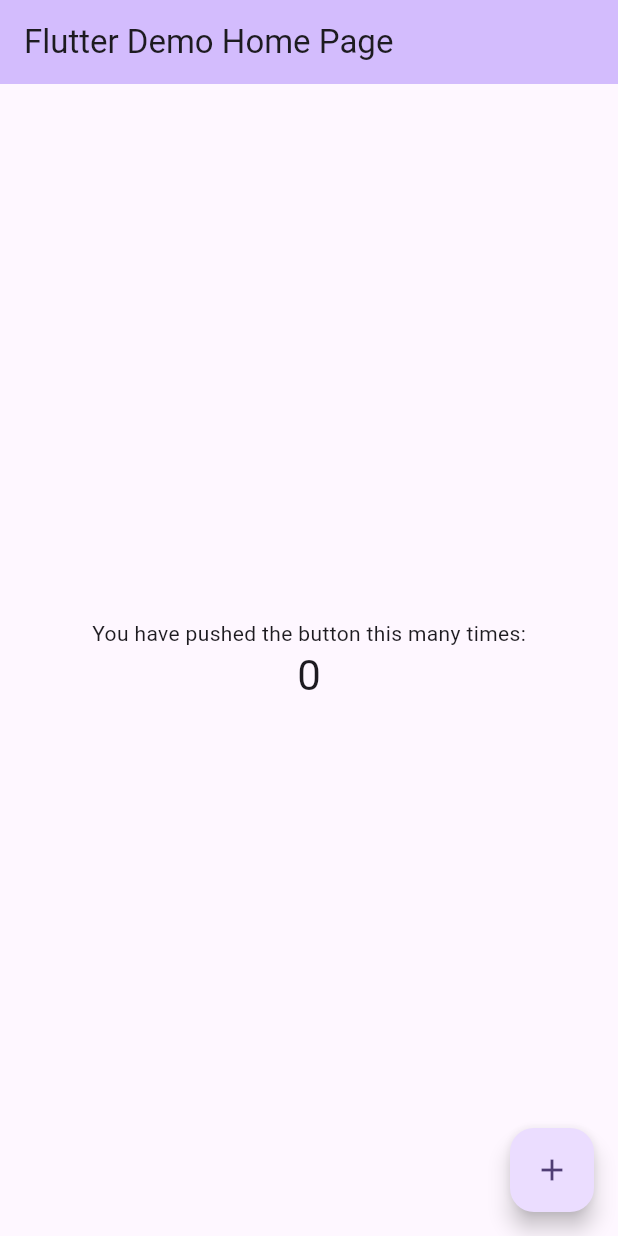
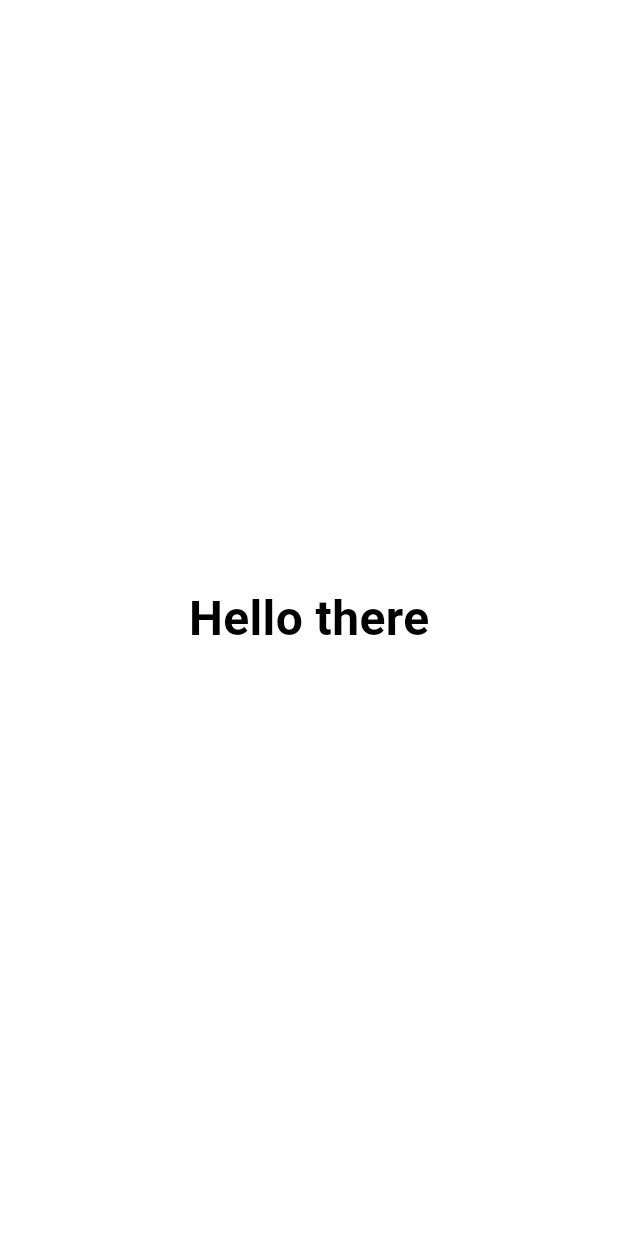
Before and after one commit to peterelia22/test-task, a Flutter app: the screen it shows after launch, on a phone screen of 412 x 824 dp. Run offline on Flutter 3.47's test engine with Material 3 defaults, Android fonts, the phone set to English and light mode, and no system bars; our stand-ins replace bloc, flutter_bloc.

Commit message:
Implement color changing feature using Bloc pattern in HomeView

```diff
--- /dev/null
+++ b/lib/features/home/presentation/manager/cubit/change_color_cubit.dart
@@ -0,0 +1,26 @@
+import 'dart:math';
+import 'package:bloc/bloc.dart';
+import 'package:flutter/material.dart';
+
+part 'change_color_state.dart';
+
+class ChangeColorCubit extends Cubit<ChangeColorState> {
+  ChangeColorCubit() : super(ChangeColorInitial());
+
+  final Random _random = Random();
+
+  void changeBackgroundColor() {
+    final Color newColor = generateRandomColor();
+    emit(ChangeColorUpdated(backgroundColor: newColor));
+  }
+
+  Color generateRandomColor() {
+    const int maxColorValue = 256;
+
+    final int red = _random.nextInt(maxColorValue);
+    final int green = _random.nextInt(maxColorValue);
+    final int blue = _random.nextInt(maxColorValue);
+
+    return Color.fromRGBO(red, green, blue, 1.0);
+  }
+}
--- /dev/null
+++ b/lib/features/home/presentation/manager/cubit/change_color_state.dart
@@ -0,0 +1,12 @@
+part of 'change_color_cubit.dart';
+
+@immutable
+sealed class ChangeColorState {}
+
+final class ChangeColorInitial extends ChangeColorState {}
+
+final class ChangeColorUpdated extends ChangeColorState {
+  ChangeColorUpdated({required this.backgroundColor});
+
+  final Color backgroundColor;
+}
--- /dev/null
+++ b/lib/features/home/presentation/views/home_view.dart
@@ -0,0 +1,16 @@
+import 'package:flutter/material.dart';
+import 'package:test_task/features/home/presentation/manager/cubit/change_color_cubit.dart';
+import 'package:test_task/features/home/presentation/views/widgets/home_view_body.dart';
+import 'package:flutter_bloc/flutter_bloc.dart';
+
+class HomeView extends StatelessWidget {
+  const HomeView({super.key});
+
+  @override
+  Widget build(BuildContext context) {
+    return BlocProvider(
+      create: (context) => ChangeColorCubit(),
+      child: const Scaffold(body: HomeViewBody()),
+    );
+  }
+}
--- /dev/null
+++ b/lib/features/home/presentation/views/widgets/home_view_body.dart
@@ -0,0 +1,75 @@
+import 'package:flutter/material.dart';
+import 'package:flutter_bloc/flutter_bloc.dart';
+import '../../manager/cubit/change_color_cubit.dart';
+
+class HomeViewBody extends StatelessWidget {
+  const HomeViewBody({super.key});
+
+  @override
+  Widget build(BuildContext context) {
+    return BlocBuilder<ChangeColorCubit, ChangeColorState>(
+      builder: (context, state) {
+        Color backgroundColor = Colors.white;
+        Color textColor = Colors.black;
+
+        if (state is ChangeColorUpdated) {
+          backgroundColor = state.backgroundColor;
+          textColor = _getTextColor(backgroundColor);
+        }
+
+        return GestureDetector(
+          onTap: () {
+            context.read<ChangeColorCubit>().changeBackgroundColor();
+          },
+          behavior: HitTestBehavior.opaque,
+          child: AnimatedContainer(
+            duration: const Duration(milliseconds: 300),
+            width: double.infinity,
+            height: double.infinity,
+            color: backgroundColor,
+            child: Center(
+              child: Column(
+                mainAxisAlignment: MainAxisAlignment.center,
+                children: [
+                  Text(
+                    'Hello there',
+                    style: TextStyle(
+                      fontSize: 32,
+                      fontWeight: FontWeight.bold,
+                      color: textColor,
+                    ),
+                  ),
+                  if (state is ChangeColorUpdated) ...[
+                    const SizedBox(height: 24),
+                    Text(
+                      'RGB: ${(backgroundColor.r * 255).round()}, '
+                      '${(backgroundColor.g * 255).round()}, '
+                      '${(backgroundColor.b * 255).round()}',
+                      style: TextStyle(
+                        fontSize: 16,
+                        color: textColor.withValues(alpha: 0.8),
+                      ),
+                    ),
+                    const SizedBox(height: 8),
+                    Text(
+                      'Tap anywhere to change color',
+                      style: TextStyle(
+                        fontSize: 14,
+                        color: textColor.withValues(alpha: 0.6),
+                      ),
+                    ),
+                  ],
+                ],
+              ),
+            ),
+          ),
+        );
+      },
+    );
+  }
+
+  Color _getTextColor(Color backgroundColor) {
+    final double luminance = backgroundColor.computeLuminance();
+    return luminance > 0.5 ? Colors.black : Colors.white;
+  }
+}
--- a/lib/main.dart
+++ b/lib/main.dart
@@ -1,122 +1,18 @@
 import 'package:flutter/material.dart';
+import 'package:test_task/features/home/presentation/views/home_view.dart';
 
 void main() {
-  runApp(const MyApp());
+  runApp(const TestTask());
 }
 
-class MyApp extends StatelessWidget {
-  const MyApp({super.key});
+class TestTask extends StatelessWidget {
+  const TestTask({super.key});
 
-  // This widget is the root of your application.
   @override
   Widget build(BuildContext context) {
     return MaterialApp(
-      title: 'Flutter Demo',
-      theme: ThemeData(
-        // This is the theme of your application.
-        //
-        // TRY THIS: Try running your application with "flutter run". You'll see
-        // the application has a purple toolbar. Then, without quitting the app,
-        // try changing the seedColor in the colorScheme below to Colors.green
-        // and then invoke "hot reload" (save your changes or press the "hot
-        // reload" button in a Flutter-supported IDE, or press "r" if you used
-        // the command line to start the app).
-        //
-        // Notice that the counter didn't reset back to zero; the application
-        // state is not lost during the reload. To reset the state, use hot
-        // restart instead.
-        //
-        // This works for code too, not just values: Most code changes can be
-        // tested with just a hot reload.
-        colorScheme: ColorScheme.fromSeed(seedColor: Colors.deepPurple),
-      ),
-      home: const MyHomePage(title: 'Flutter Demo Home Page'),
+      debugShowCheckedModeBanner: false,
+      home: const HomeView(),
     );
   }
 }
-
-class MyHomePage extends StatefulWidget {
-  const MyHomePage({super.key, required this.title});
-
-  // This widget is the home page of your application. It is stateful, meaning
-  // that it has a State object (defined below) that contains fields that affect
-  // how it looks.
-
-  // This class is the configuration for the state. It holds the values (in this
-  // case the title) provided by the parent (in this case the App widget) and
-  // used by the build method of the State. Fields in a Widget subclass are
-  // always marked "final".
-
-  final String title;
-
-  @override
-  State<MyHomePage> createState() => _MyHomePageState();
-}
-
-class _MyHomePageState extends State<MyHomePage> {
-  int _counter = 0;
-
-  void _incrementCounter() {
-    setState(() {
-      // This call to setState tells the Flutter framework that something has
-      // changed in this State, which causes it to rerun the build method below
-      // so that the display can reflect the updated values. If we changed
-      // _counter without calling setState(), then the build method would not be
-      // called again, and so nothing would appear to happen.
-      _counter++;
-    });
-  }
-
-  @override
-  Widget build(BuildContext context) {
-    // This method is rerun every time setState is called, for instance as done
-    // by the _incrementCounter method above.
-    //
-    // The Flutter framework has been optimized to make rerunning build methods
-    // fast, so that you can just rebuild anything that needs updating rather
-    // than having to individually change instances of widgets.
-    return Scaffold(
-      appBar: AppBar(
-        // TRY THIS: Try changing the color here to a specific color (to
-        // Colors.amber, perhaps?) and trigger a hot reload to see the AppBar
-        // change color while the other colors stay the same.
-        backgroundColor: Theme.of(context).colorScheme.inversePrimary,
-        // Here we take the value from the MyHomePage object that was created by
-        // the App.build method, and use it to set our appbar title.
-        title: Text(widget.title),
-      ),
-      body: Center(
-        // Center is a layout widget. It takes a single child and positions it
-        // in the middle of the parent.
-        child: Column(
-          // Column is also a layout widget. It takes a list of children and
-          // arranges them vertically. By default, it sizes itself to fit its
-          // children horizontally, and tries to be as tall as its parent.
-          //
-          // Column has various properties to control how it sizes itself and
-          // how it positions its children. Here we use mainAxisAlignment to
-          // center the children vertically; the main axis here is the vertical
-          // axis because Columns are vertical (the cross axis would be
-          // horizontal).
-          //
-          // TRY THIS: Invoke "debug painting" (choose the "Toggle Debug Paint"
-          // action in the IDE, or press "p" in the console), to see the
-          // wireframe for each widget.
-          mainAxisAlignment: MainAxisAlignment.center,
-          children: <Widget>[
-            const Text('You have pushed the button this many times:'),
-            Text(
-              '$_counter',
-              style: Theme.of(context).textTheme.headlineMedium,
-            ),
-          ],
-        ),
-      ),
-      floatingActionButton: FloatingActionButton(
-        onPressed: _incrementCounter,
-        tooltip: 'Increment',
-        child: const Icon(Icons.add),
-      ), // This trailing comma makes auto-formatting nicer for build methods.
-    );
-  }
-}
--- a/pubspec.yaml
+++ b/pubspec.yaml
@@ -34,6 +34,8 @@ dependencies:
   # The following adds the Cupertino Icons font to your application.
   # Use with the CupertinoIcons class for iOS style icons.
   cupertino_icons: ^1.0.8
+  bloc: ^9.0.0
+  flutter_bloc: ^9.1.1
 
 dev_dependencies:
   flutter_test:
@@ -45,7 +47,7 @@ dev_dependencies:
   # package. See that file for information about deactivating specific lint
   # rules and activating additional ones.
   flutter_lints: ^6.0.0
-
+  custom_lint: ^0.8.1
 # For information on the generic Dart part of this file, see the
 # following page: https://dart.dev/tools/pub/pubspec
 
```
Also changed, not shown: pubspec.lock, 1 other file.
